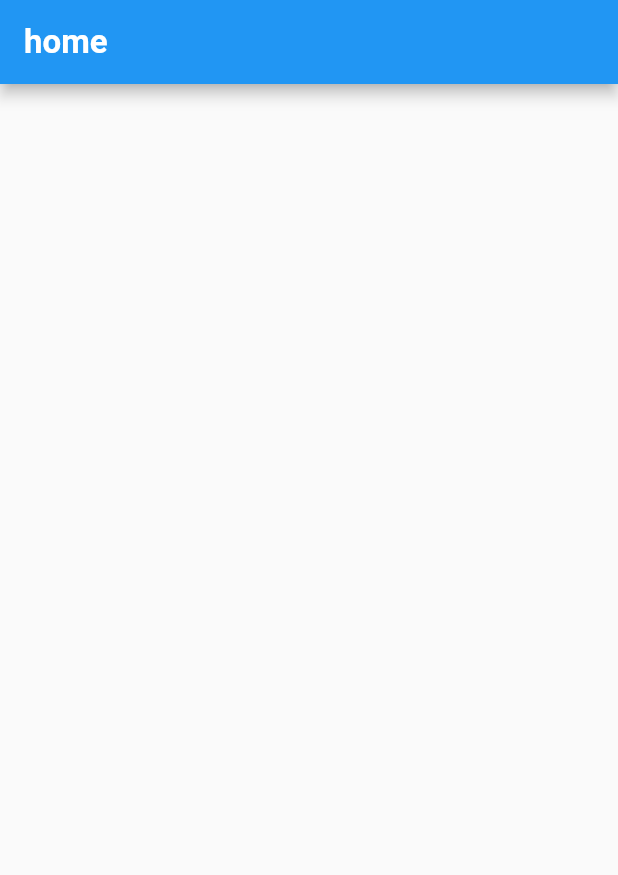
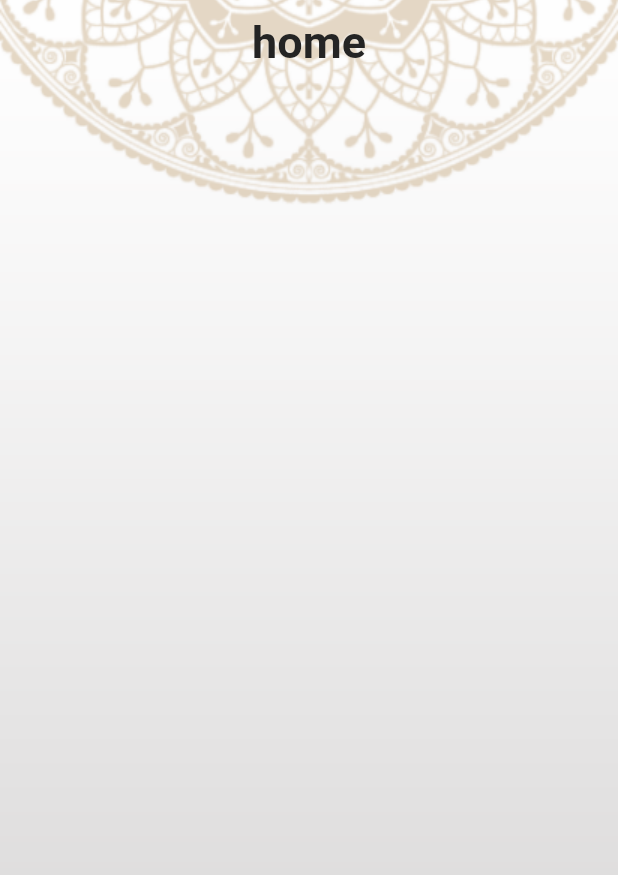
Before and after one commit to Hassan-2030/islami_app1, a Flutter app: the screen it shows after launch, on a phone screen of 412 x 824 dp. Shown: the top 875 px of the screen. Run offline on Flutter 3.47's test engine with Material 2 defaults, Android fonts, the phone set to English and light mode, and no system bars.

Commit message:
add themdata

```diff
--- a/lib/home.dart
+++ b/lib/home.dart
@@ -5,13 +5,22 @@ class HomeScreen extends StatelessWidget {
 
   @override
   Widget build(BuildContext context) {
-    return Scaffold(
-      appBar: AppBar(
-        title: Text(
-          'home',
-          style: TextStyle(fontSize: 22, fontWeight: FontWeight.bold),
+    return Stack(
+      children: [
+        Image.asset(
+          'assets/images/bg.png',
+          width: double.infinity,
+          fit: BoxFit.fitWidth,
         ),
-      ),
+        Scaffold(
+          appBar: AppBar(
+            title: Text(
+              'home',
+              style: Theme.of(context).textTheme.headline1,
+            ),
+          ),
+        ),
+      ],
     );
   }
 }
--- a/lib/main.dart
+++ b/lib/main.dart
@@ -1,6 +1,7 @@
 import 'package:flutter/material.dart';
 
 import 'home.dart';
+import 'my_them.dart';
 
 void main() {
   runApp(Myapp0());
@@ -13,6 +14,9 @@ class Myapp0 extends StatelessWidget {
       debugShowCheckedModeBanner: false,
       initialRoute: HomeScreen.routNmae,
       routes: {HomeScreen.routNmae: (context) => HomeScreen()},
+      theme: My_ThemData.lightThem,
+      darkTheme: My_ThemData.darkThem,
+      themeMode: ThemeMode.light,
     );
   }
 }
--- /dev/null
+++ b/lib/my_them.dart
@@ -0,0 +1,25 @@
+import 'package:flutter/material.dart';
+
+class My_ThemData {
+  static Color colorblack = Color.fromRGBO(36, 36, 36, 1.0);
+  static Color colorgold = Color.fromRGBO(183, 147, 95, 1.0);
+  static ThemeData lightThem = ThemeData(
+      scaffoldBackgroundColor: Colors.transparent,
+      appBarTheme: AppBarTheme(
+          backgroundColor: Colors.transparent,
+          elevation: 0.0,
+          centerTitle: true),
+      textTheme: TextTheme(
+          headline1: TextStyle(
+              fontSize: 30, fontWeight: FontWeight.bold, color: colorblack),
+          subtitle1: TextStyle(
+              fontSize: 25, fontWeight: FontWeight.bold, color: colorgold)));
+
+  static ThemeData darkThem = ThemeData(
+      scaffoldBackgroundColor: Colors.transparent,
+      appBarTheme: AppBarTheme(
+          backgroundColor: Colors.transparent,
+          elevation: 0.0,
+          centerTitle: true),
+      textTheme: TextTheme(headline1: TextStyle(fontSize: 30)));
+}
--- a/pubspec.yaml
+++ b/pubspec.yaml
@@ -60,8 +60,8 @@ flutter:
   uses-material-design: true
 
   # To add assets to your application, add an assets section, like this:
-  # assets:
-  #   - images/a_dot_burr.jpeg
+  assets:
+    - assets/images/
   #   - images/a_dot_ham.jpeg
 
   # An image asset can refer to one or more resolution-specific "variants", see
```
Also changed, not shown: assets/images/2.0x/bg@2x.png (added), assets/images/3.0x/bg@3x.png (added), assets/images/bg.png (added), lib/quran.dart (added).
